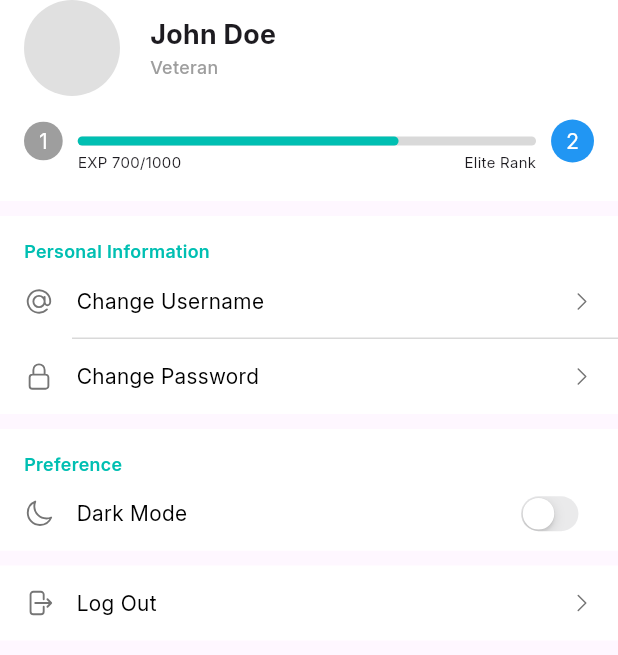
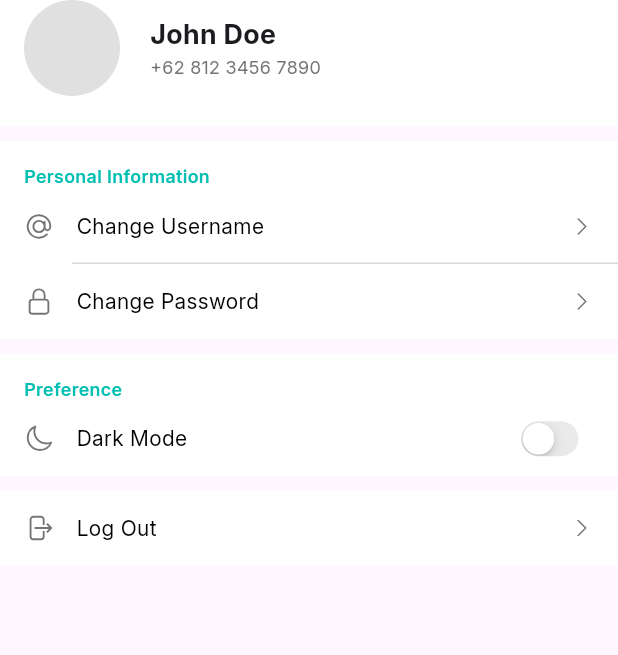
Before and after one commit to bryanfks-dev/Courtly, a Flutter app: the LoggedInProfile widget shown alone on an empty page, opened directly, on a phone screen of 412 x 824 dp. Shown: the top 655 px of the screen. Run offline on Flutter 3.47's test engine with Material 3 defaults, Android fonts, the phone set to English and light mode, and no system bars; our stand-ins replace dartz, flutter_bloc, flutter_svg, heroicons, introduction_screen, shared_preferences and 2 more; missing offline and left inert: horizontal_data_table; accounts and stored records are empty; network calls fail.

Commit message:
integrate logout with be

```diff
--- a/lib/core/enums/ranks.dart
+++ /dev/null
@@ -1,26 +0,0 @@
-import 'package:flutter/material.dart';
-
-/// [Ranks] is an enum class to represent the ranks of the user.
-/// The ranks are used to determine the user's renting frequency level.
-///
-/// Rank contains [label] that is the name of the rank,
-/// [minimumLevel] shows the minimum level of the rank, and
-/// [color] that is the color of the rank.
-enum Ranks {
-  rookie("Rookie", 0, Colors.brown),
-  veteran("Veteran", 5, Colors.grey),
-  expert("Expert", 20, Colors.blue),
-  master("Master", 30, Colors.green),
-  legend("Legend", 50, Colors.red);
-
-  /// [label] is the name of the rank.
-  final String label;
-
-  /// [minimumLevel] is the minimum level of the rank.
-  final int minimumLevel;
-
-  /// [color] is the color of the rank.
-  final Color color;
-
-  const Ranks(this.label, this.minimumLevel, this.color);
-}
--- /dev/null
+++ b/lib/domain/usecases/logout_usecase.dart
@@ -0,0 +1,33 @@
+import 'package:courtly/core/errors/failure.dart';
+import 'package:courtly/data/repository/api/logout_repository.dart';
+import 'package:courtly/data/repository/storage/token_repository.dart';
+
+/// [LogoutUsecase] is a usecase class that contains the logout data for the app.
+class LogoutUsecase {
+  /// [logoutRepository] is a repository class that contains the logout data for the app.
+  final LogoutRepository logoutRepository;
+
+  /// [tokenRepository] is a repository class that contains the token data for the app.
+  final TokenRepository tokenRepository;
+
+  LogoutUsecase(
+      {required this.logoutRepository, required this.tokenRepository});
+
+  /// [logout] is a method that logs out the user from the app.
+  ///
+  /// Returns a [Future] of [Failure].
+  Future<Failure?> logout() async {
+    // Logout the user
+    final Failure? res = await logoutRepository.logout();
+
+    // Check if the logout was successful
+    if (res != null) {
+      return res;
+    }
+
+    // Clear the token
+    await tokenRepository.clearToken();
+
+    return null;
+  }
+}
--- /dev/null
+++ b/lib/presentation/blocs/logout_bloc.dart
@@ -0,0 +1,31 @@
+import 'package:courtly/core/errors/failure.dart';
+import 'package:courtly/domain/usecases/logout_usecase.dart';
+import 'package:courtly/presentation/blocs/states/logout_state.dart';
+import 'package:flutter_bloc/flutter_bloc.dart';
+
+/// [LogoutBloc] is a bloc class that contains the logout data for the app.
+class LogoutBloc extends Cubit<LogoutState> {
+  /// [logoutUsecase] is a usecase class that contains the logout data for the app.
+  final LogoutUsecase logoutUsecase;
+
+  LogoutBloc({required this.logoutUsecase}) : super(LogoutInitialState());
+
+  /// [logout] is a method that logs out the user from the app.
+  ///
+  /// Returns a [Future] of [void].
+  Future<void> logout() async {
+    emit(LogoutLoadingState());
+
+    // Logout the user
+    final Failure? failure = await logoutUsecase.logout();
+
+    // Check if the logout was successful
+    if (failure != null) {
+      emit(LogoutErrorState(errorMessage: failure.errorMessage));
+
+      return;
+    }
+
+    emit(LogoutSuccessState());
+  }
+}
--- /dev/null
+++ b/lib/presentation/blocs/states/logout_state.dart
@@ -0,0 +1,27 @@
+/// [LogoutState] is the abstract class that will be extended by the
+/// logout state classes.
+abstract class LogoutState {}
+
+/// [LogoutInitialState] is the initial state of the logout bloc.
+/// This state is the state before any event is triggered.
+class LogoutInitialState extends LogoutState {}
+
+/// [LogoutLoadingState] is the state of the logout bloc when the user
+/// is logging out.
+/// This state is triggered when the user is logging out.
+class LogoutLoadingState extends LogoutState {}
+
+/// [LogoutSuccessState] is the state of the logout bloc when the user
+/// has successfully logged out.
+/// This state is triggered when the user has successfully logged out.
+class LogoutSuccessState extends LogoutState {}
+
+/// [LogoutErrorState] is the state of the logout bloc when the user
+/// has failed to log out.
+/// This state is triggered when the user has failed to log out.
+class LogoutErrorState extends LogoutState {
+  /// [errorMessage] is the error message that will be displayed to the user.
+  final String errorMessage;
+
+  LogoutErrorState({required this.errorMessage});
+}
--- a/lib/presentation/pages/logged_in_profile.dart
+++ b/lib/presentation/pages/logged_in_profile.dart
@@ -1,7 +1,10 @@
 import 'package:courtly/core/config/app_color_extension.dart';
 import 'package:courtly/core/config/app_themes.dart';
 import 'package:courtly/core/constants/constants.dart';
-import 'package:courtly/core/enums/ranks.dart';
+import 'package:courtly/presentation/blocs/auth_bloc.dart';
+import 'package:courtly/presentation/blocs/events/auth_event.dart';
+import 'package:courtly/presentation/blocs/logout_bloc.dart';
+import 'package:courtly/presentation/blocs/states/logout_state.dart';
 import 'package:courtly/presentation/providers/theme_provider.dart';
 import 'package:courtly/presentation/widgets/bottom_modal_sheet.dart';
 import 'package:courtly/presentation/widgets/primary_button.dart';
@@ -11,29 +14,28 @@ import 'package:courtly/presentation/widgets/profile/profile_menu_toggle.dart';
 import 'package:courtly/presentation/widgets/secondary_button.dart';
 import 'package:courtly/routes/routes.dart';
 import 'package:flutter/material.dart';
+import 'package:flutter_bloc/flutter_bloc.dart';
 import 'package:heroicons/heroicons.dart';
 import 'package:provider/provider.dart';
 
-/// [ranks] is a list of ranks available for user.
-List<Ranks> ranks = Ranks.values.map((e) => e).toList();
-
 /// [LoggedInProfile] is profile page content when user is logged in.
-class LoggedInProfile extends StatelessWidget {
+class LoggedInProfile extends StatefulWidget {
   const LoggedInProfile({super.key});
 
-  final Ranks _rank = Ranks.veteran;
-
-  /// [_nextRank] is the next rank of the user.
-  Ranks get _nextRank {
-    // Get the index of the current rank.
-    final int index = ranks.indexOf(_rank);
-
-    // If the current rank is the last rank, return the current rank.
-    if (index == ranks.length - 1) {
-      return _rank;
+  @override
+  State<LoggedInProfile> createState() => _LoggedInProfile();
 }
 
-    return ranks[index + 1];
+class _LoggedInProfile extends State<LoggedInProfile> {
+  @override
+  void initState() {
+    super.initState();
+
+    // Check if the vendor data is not loaded
+    /* if (context.read<VendorBloc>().state is! VendorLoadedState) {
+      // Fetch the vendor data
+      context.read<VendorBloc>().add(FetchVendorEvent());
+    } */
   }
 
   @override
@@ -72,7 +74,32 @@ class LoggedInProfile extends StatelessWidget {
       // Open the logout modal.
       showBottomModalSheet(
           context,
-          Column(
+          BlocConsumer<LogoutBloc, LogoutState>(
+              listener: (BuildContext context, LogoutState logoutState) {
+            // Handle the state
+            if (logoutState is LogoutSuccessState) {
+              // Close the modal
+              Navigator.pop(context);
+
+              context.read<AuthBloc>().add(CheckAuthEvent());
+            }
+
+            if (logoutState is LogoutErrorState) {
+              // Close the modal
+              Navigator.pop(context);
+
+              ScaffoldMessenger.of(context).showSnackBar(
+                  SnackBar(content: Text(logoutState.errorMessage)));
+            }
+          }, builder: (BuildContext context, LogoutState state) {
+            // Check the state of the logout.
+            if (state is LogoutLoadingState) {
+              return const Center(
+                child: CircularProgressIndicator(),
+              );
+            }
+
+            return Column(
               children: [
                 Text.rich(
                     style: TextStyle(
@@ -96,10 +123,10 @@ class LoggedInProfile extends StatelessWidget {
                           Navigator.pop(context);
                         },
                         style: ButtonStyle(
-                          side: WidgetStatePropertyAll(
-                              BorderSide(width: 1, color: colorExt.highlight!)),
-                          minimumSize:
-                              const WidgetStatePropertyAll(Size.fromHeight(0))),
+                            side: WidgetStatePropertyAll(BorderSide(
+                                width: 1, color: colorExt.highlight!)),
+                            minimumSize: const WidgetStatePropertyAll(
+                                Size.fromHeight(0))),
                         child: Text(
                           "I changed my mind",
                           style: TextStyle(
@@ -111,7 +138,10 @@ class LoggedInProfile extends StatelessWidget {
                       height: 10,
                     ),
                     PrimaryButton(
-                      onPressed: () {},
+                        onPressed: () {
+                          // Dispatch the logout event.
+                          context.read<LogoutBloc>().logout();
+                        },
                         style: ButtonStyle(
                             backgroundColor:
                                 WidgetStateProperty.all(colorExt.danger),
@@ -125,7 +155,8 @@ class LoggedInProfile extends StatelessWidget {
                   ],
                 )
               ],
-          ));
+            );
+          }));
     }
 
     return SafeArea(
@@ -137,10 +168,7 @@ class LoggedInProfile extends StatelessWidget {
               right: PAGE_PADDING_MOBILE,
               bottom: 20),
           color: colorExt.background,
-          child: Column(
-            crossAxisAlignment: CrossAxisAlignment.start,
-            children: [
-              Row(
+          child: Row(
             children: [
               GestureDetector(
                 onTap: () {},
@@ -159,69 +187,10 @@ class LoggedInProfile extends StatelessWidget {
                 crossAxisAlignment: CrossAxisAlignment.start,
                 children: [
                   const Text("John Doe",
-                          style: TextStyle(
-                              fontSize: 18, fontWeight: FontWeight.bold)),
-                      Text(_rank.label,
-                          style: TextStyle(
-                              color: _rank.color,
-                              fontSize: 12,
-                              fontWeight: FontWeight.w500)),
-                    ],
-                  )
-                ],
-              ),
-              const SizedBox(
-                height: 10,
-              ),
-              Row(
-                children: [
-                  Container(
-                    padding: const EdgeInsets.all(10),
-                    decoration: BoxDecoration(
-                        color: _rank.color, shape: BoxShape.circle),
-                    child: Text("1", style: TextStyle(color: Colors.white)),
-                  ),
-                  const SizedBox(
-                    width: 10,
-                  ),
-                  Expanded(
-                      child: Stack(
-                    clipBehavior: Clip.none,
-                    children: [
-                      LinearProgressIndicator(
-                        value: 0.7,
-                        minHeight: 6,
-                        borderRadius:
-                            const BorderRadius.all(Radius.circular(10)),
-                      ),
-                      const Positioned(
-                          left: 0,
-                          top: 10,
-                          child: Text(
-                            "EXP 700/1000",
-                            style: TextStyle(fontSize: 10),
-                          )),
-                      const Positioned(
-                          right: 0,
-                          top: 10,
-                          child: Text(
-                            "Elite Rank",
-                            style: TextStyle(fontSize: 10),
-                          ))
-                    ],
-                  )),
-                  const SizedBox(
-                    width: 10,
-                  ),
-                  Container(
-                    padding: const EdgeInsets.all(10),
-                    decoration: BoxDecoration(
-                        color: _nextRank.color, shape: BoxShape.circle),
-                    child: Text(
-                      "2",
-                      style: TextStyle(color: Colors.white),
-                    ),
-                  ),
+                      style:
+                          TextStyle(fontSize: 18, fontWeight: FontWeight.bold)),
+                  Text("+62 812 3456 7890",
+                      style: TextStyle(fontSize: 12, color: colorExt.highlight))
                 ],
               )
             ],
```
Also changed, not shown: lib/data/repository/api/logout_repository.dart (added, +54 -0 lines), lib/main.dart (+9 -1 lines). Lines whose indentation alone changed are shown as unchanged.
